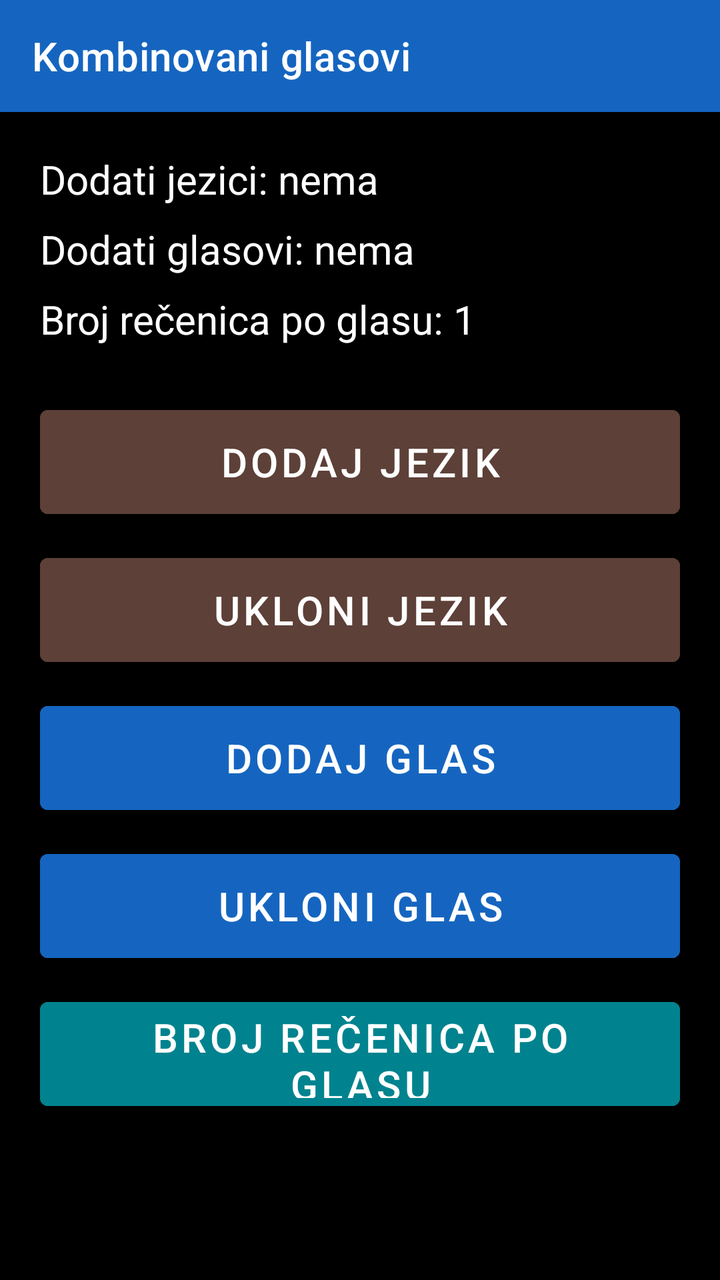
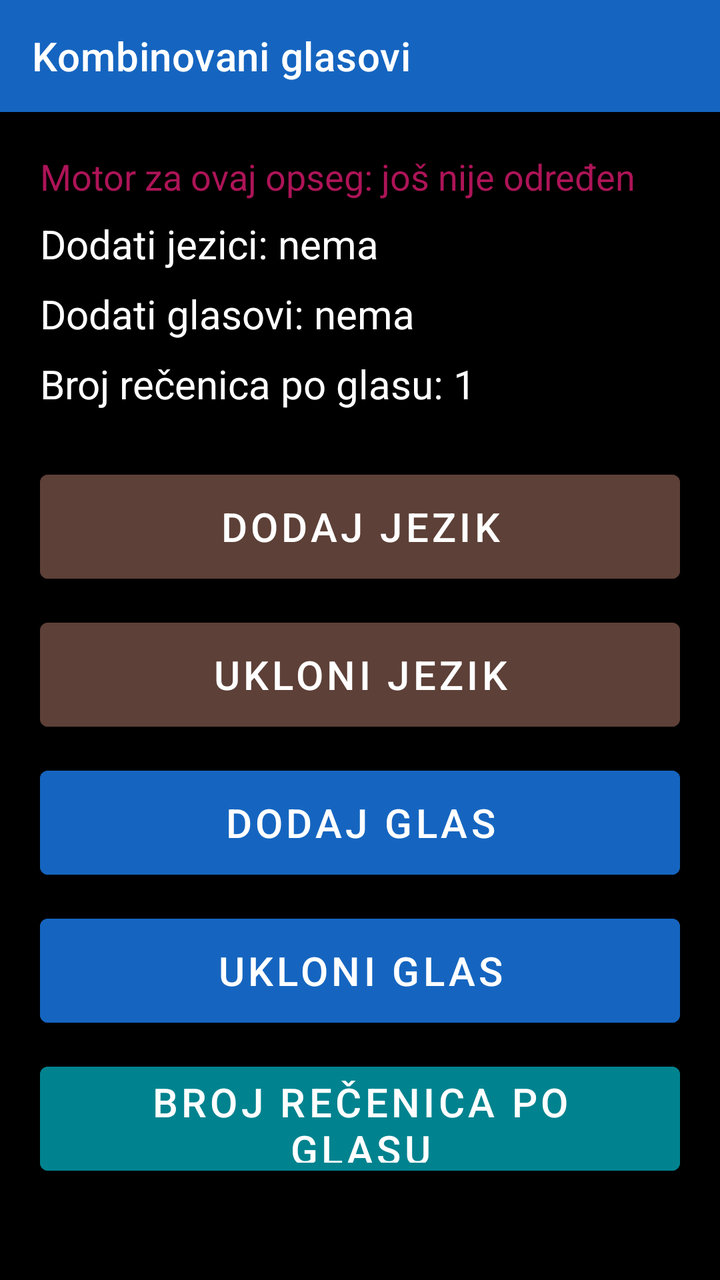

Two renders of the same Android screen: before a commit and after it. Below are the layout's source before the change and the commit's diff.
<!-- AndroidManifest.xml: application theme Theme.RecPoRec -->
<!-- res/layout/activity_combined_voices.xml -->
<?xml version="1.0" encoding="utf-8"?>
<LinearLayout xmlns:android="http://schemas.android.com/apk/res/android"
    xmlns:app="http://schemas.android.com/apk/res-auto"
    android:layout_width="match_parent"
    android:layout_height="match_parent"
    android:orientation="vertical"
    android:background="@color/background">

    <androidx.appcompat.widget.Toolbar
        android:id="@+id/toolbar"
        android:layout_width="match_parent"
        android:layout_height="?attr/actionBarSize"
        android:background="@color/btn_voice"
        android:titleTextColor="@color/text_primary"
        app:title="Kombinovani glasovi" />

    <ScrollView
        android:layout_width="match_parent"
        android:layout_height="0dp"
        android:layout_weight="1">

    <LinearLayout
        android:layout_width="match_parent"
        android:layout_height="wrap_content"
        android:orientation="vertical"
        android:padding="20dp">

        <TextView
            android:id="@+id/textLanguagesStatus"
            android:layout_width="match_parent"
            android:layout_height="wrap_content"
            android:textSize="20sp"
            android:textColor="@color/text_primary"
            android:text="Dodati jezici: nema" />

        <TextView
            android:id="@+id/textVoicesStatus"
            android:layout_width="match_parent"
            android:layout_height="wrap_content"
            android:layout_marginTop="8dp"
            android:textSize="20sp"
            android:textColor="@color/text_primary"
            android:text="Dodati glasovi: nema" />

        <TextView
            android:id="@+id/textCountStatus"
            android:layout_width="match_parent"
            android:layout_height="wrap_content"
            android:layout_marginTop="8dp"
            android:layout_marginBottom="16dp"
            android:textSize="20sp"
            android:textColor="@color/text_primary"
            android:text="Broj rečenica po glasu: 1" />

        <Button
            android:id="@+id/btnAddLanguage"
            android:layout_width="match_parent"
            android:layout_height="64dp"
            android:layout_marginTop="10dp"
            android:textSize="20sp"
            android:backgroundTint="@color/btn_goto_page"
            android:textColor="@color/button_text"
            android:text="Dodaj jezik" />

        <Button
            android:id="@+id/btnRemoveLanguage"
            android:layout_width="match_parent"
            android:layout_height="64dp"
            android:layout_marginTop="10dp"
            android:textSize="20sp"
            android:backgroundTint="@color/btn_goto_page"
            android:textColor="@color/button_text"
            android:text="Ukloni jezik" />

        <Button
            android:id="@+id/btnAddVoice"
            android:layout_width="match_parent"
            android:layout_height="64dp"
            android:layout_marginTop="10dp"
            android:textSize="20sp"
            android:backgroundTint="@color/btn_voice"
            android:textColor="@color/button_text"
            android:text="Dodaj glas" />

        <Button
            android:id="@+id/btnRemoveVoice"
            android:layout_width="match_parent"
            android:layout_height="64dp"
            android:layout_marginTop="10dp"
            android:textSize="20sp"
            android:backgroundTint="@color/btn_voice"
            android:textColor="@color/button_text"
            android:text="Ukloni glas" />

        <Button
            android:id="@+id/btnSentenceCount"
            android:layout_width="match_parent"
            android:layout_height="64dp"
            android:layout_marginTop="10dp"
            android:textSize="20sp"
            android:backgroundTint="@color/btn_speed"
            android:textColor="@color/button_text"
            android:text="Broj rečenica po glasu" />

    </LinearLayout>
    </ScrollView>

</LinearLayout>
<!-- resources referenced by this layout -->
<resources>
  <color name="background">#000000</color>
  <color name="btn_goto_page">#5D4037</color>
  <color name="btn_speed">#00838F</color>
  <color name="btn_voice">#1565C0</color>
  <color name="button_text">#FFFFFF</color>
  <color name="text_primary">#FFFFFF</color>
  <style name="Theme.RecPoRec" parent="Theme.MaterialComponents.DayNight.NoActionBar">
          <item name="android:windowBackground">@color/background</item>
          <item name="android:textColorPrimary">@color/text_primary</item>
          <item name="colorPrimary">@color/btn_voice</item>
          <item name="colorOnPrimary">@color/button_text</item>
          <item name="alertDialogTheme">@style/RecPoRecAlertDialog</item>
          <item name="android:alertDialogTheme">@style/RecPoRecAlertDialog</item>
      </style>
  <style name="RecPoRecAlertDialog" parent="Theme.AppCompat.DayNight.Dialog.Alert">
          <item name="android:windowBackground">@color/background</item>
          <item name="android:textColorPrimary">@color/text_primary</item>
          <item name="colorAccent">@color/btn_goto_page</item>
          <item name="android:textAppearanceMedium">@style/RecPoRecDialogText</item>
          <item name="android:textAppearanceListItem">@style/RecPoRecDialogText</item>
          <item name="android:textAppearanceListItemSmall">@style/RecPoRecDialogText</item>
          <item name="buttonBarPositiveButtonStyle">@style/RecPoRecDialogButton</item>
          <item name="buttonBarNegativeButtonStyle">@style/RecPoRecDialogButton</item>
          <item name="buttonBarNeutralButtonStyle">@style/RecPoRecDialogButton</item>
      </style>
  <style name="RecPoRecDialogText" parent="TextAppearance.AppCompat.Medium">
          <item name="android:textSize">20sp</item>
          <item name="android:textColor">@color/text_primary</item>
      </style>
  <style name="RecPoRecDialogButton" parent="Widget.AppCompat.Button.ButtonBar.AlertDialog">
          <item name="android:textSize">18sp</item>
          <item name="android:textColor">@color/btn_goto_page</item>
          <item name="android:textStyle">bold</item>
      </style>
</resources>

<!-- the commit's change to res/layout/activity_combined_voices.xml (unified diff, before → after) -->
@@ -26,9 +26,18 @@
         android:padding="20dp">
 
         <TextView
+            android:id="@+id/textEngineStatus"
+            android:layout_width="match_parent"
+            android:layout_height="wrap_content"
+            android:textSize="18sp"
+            android:textColor="@color/btn_page_nav"
+            android:text="Motor za ovaj opseg: još nije određen" />
+
+        <TextView
             android:id="@+id/textLanguagesStatus"
             android:layout_width="match_parent"
             android:layout_height="wrap_content"
+            android:layout_marginTop="8dp"
             android:textSize="20sp"
             android:textColor="@color/text_primary"
             android:text="Dodati jezici: nema" />
<!-- resource entries referenced after the edit -->
@@ -2,6 +2,7 @@
 <resources>
   <color name="background">#000000</color>
   <color name="btn_goto_page">#5D4037</color>
+  <color name="btn_page_nav">#AD1457</color>
   <color name="btn_speed">#00838F</color>
   <color name="btn_voice">#1565C0</color>
   <color name="button_text">#FFFFFF</color>
